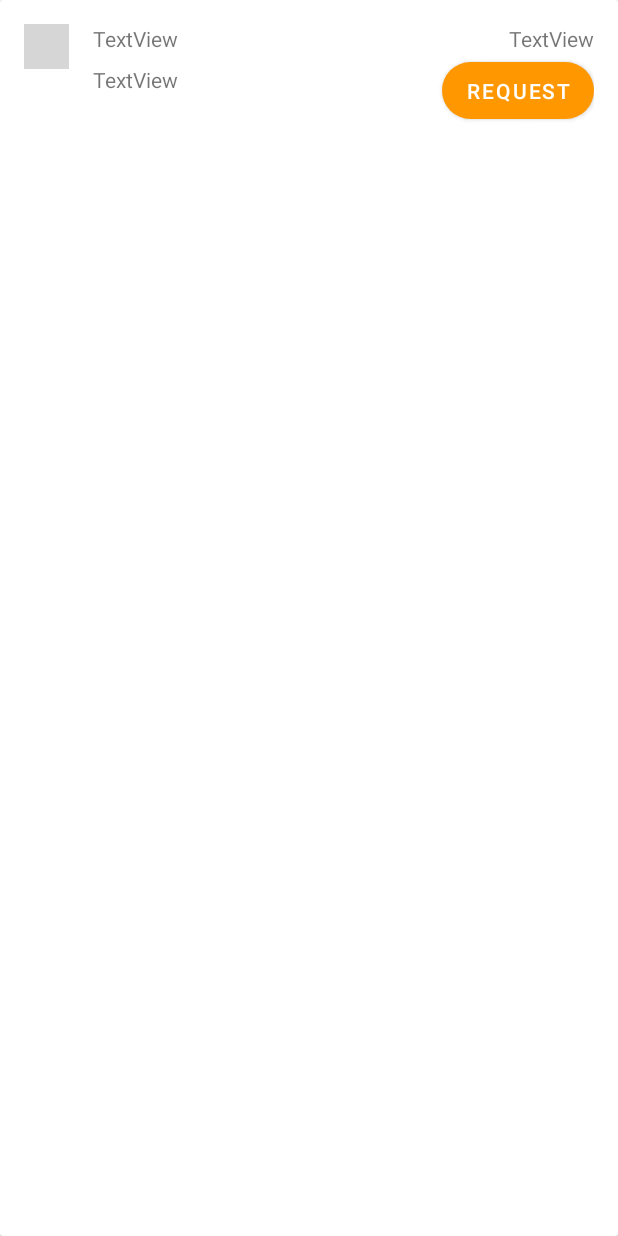
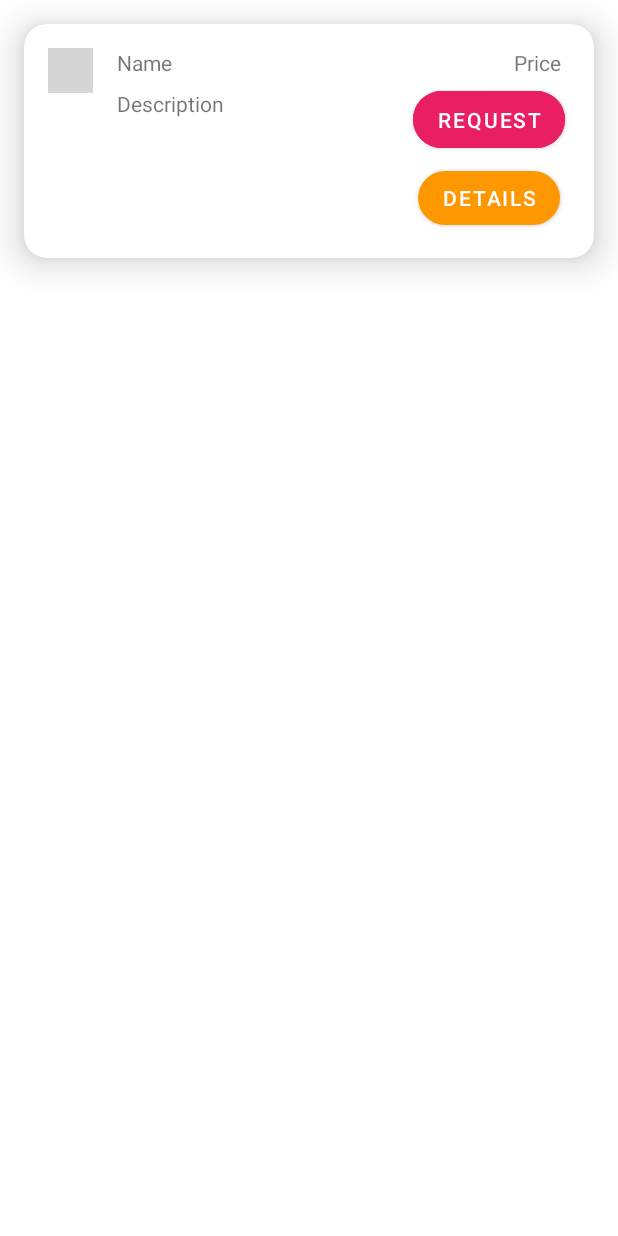
Before and after one commit to skillet3/skillet, an Android app: the layout clinet_row_request_service.xml on its own in the app's theme, with its tools: preview values and no code run, on a phone screen of 412 x 824 dp. Run offline under Robolectric (Android 15) with nearby library versions, the phone set to English and light mode, and no system bars; grey boxes are pictures that could not be loaded.

Commit message:
History and request interfaces updated

```diff
--- a/app/src/main/res/layout/clinet_row_request_service.xml
+++ b/app/src/main/res/layout/clinet_row_request_service.xml
@@ -3,9 +3,10 @@
     xmlns:app="http://schemas.android.com/apk/res-auto"
     xmlns:tools="http://schemas.android.com/tools"
     android:layout_width="match_parent"
-    android:layout_height="match_parent"
-    android:elevation="10dp"
-    tools:cardCornerRadius="16dp">
+    android:layout_height="wrap_content"
+    android:layout_margin="16dp"
+    app:cardCornerRadius="15dp"
+    app:cardElevation="15dp">
 
     <androidx.constraintlayout.widget.ConstraintLayout
         android:layout_width="match_parent"
@@ -25,7 +26,7 @@
             android:layout_width="wrap_content"
             android:layout_height="wrap_content"
             android:layout_marginStart="16dp"
-            android:text="TextView"
+            android:text="Name"
             app:layout_constraintStart_toEndOf="@+id/imageView8"
             app:layout_constraintTop_toTopOf="parent" />
 
@@ -34,7 +35,7 @@
             android:layout_width="0dp"
             android:layout_height="wrap_content"
             android:layout_marginTop="8dp"
-            android:text="TextView"
+            android:text="Description"
             app:layout_constraintEnd_toStartOf="@+id/btn_request"
             app:layout_constraintStart_toStartOf="@+id/tv_name"
             app:layout_constraintTop_toBottomOf="@+id/tv_name" />
@@ -43,7 +44,8 @@
             android:id="@+id/tv_price"
             android:layout_width="wrap_content"
             android:layout_height="wrap_content"
-            android:text="TextView"
+            android:layout_marginRight="6dp"
+            android:text="Price"
             app:layout_constraintEnd_toEndOf="parent"
             app:layout_constraintTop_toTopOf="parent" />
 
@@ -51,9 +53,21 @@
             android:id="@+id/btn_request"
             android:layout_width="wrap_content"
             android:layout_height="50dp"
+            android:layout_margin="3dp"
+            android:backgroundTint="#E91E63"
             android:text="request"
             app:cornerRadius="30dp"
             app:layout_constraintEnd_toEndOf="parent"
             app:layout_constraintTop_toBottomOf="@+id/tv_price" />
+
+        <Button
+            android:id="@+id/btn_detail"
+            android:layout_width="wrap_content"
+            android:layout_height="wrap_content"
+            android:layout_margin="3dp"
+            android:text="Details"
+            app:cornerRadius="30dp"
+            app:layout_constraintEnd_toEndOf="@+id/btn_request"
+            app:layout_constraintTop_toBottomOf="@+id/btn_request" />
     </androidx.constraintlayout.widget.ConstraintLayout>
 </androidx.cardview.widget.CardView>
```
Also changed, not shown: app/src/main/java/com/test/skilllet/client/bnfragments/history/ClientServiceStatusAdapter.kt (+2 -0 lines), app/src/main/res/layout/row_history_temp.xml (+22 -1 lines).
